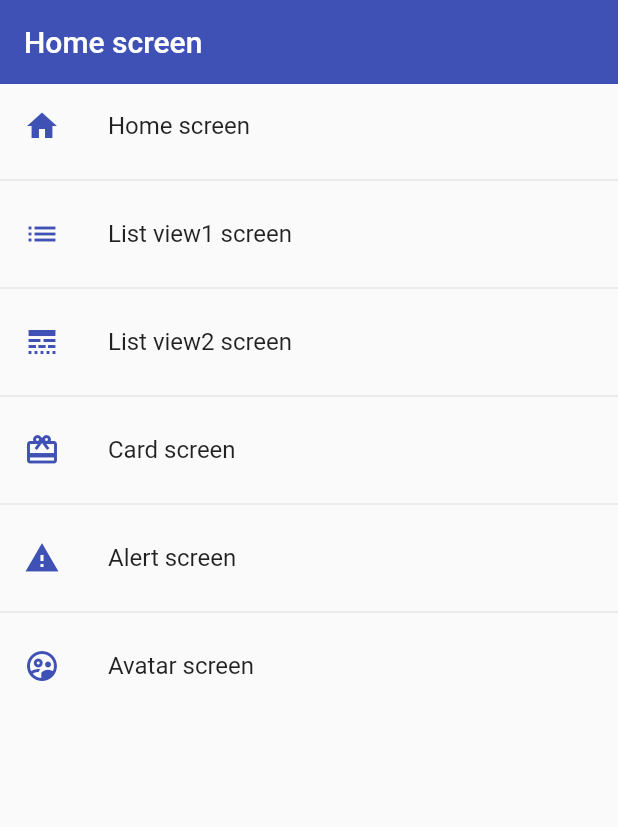
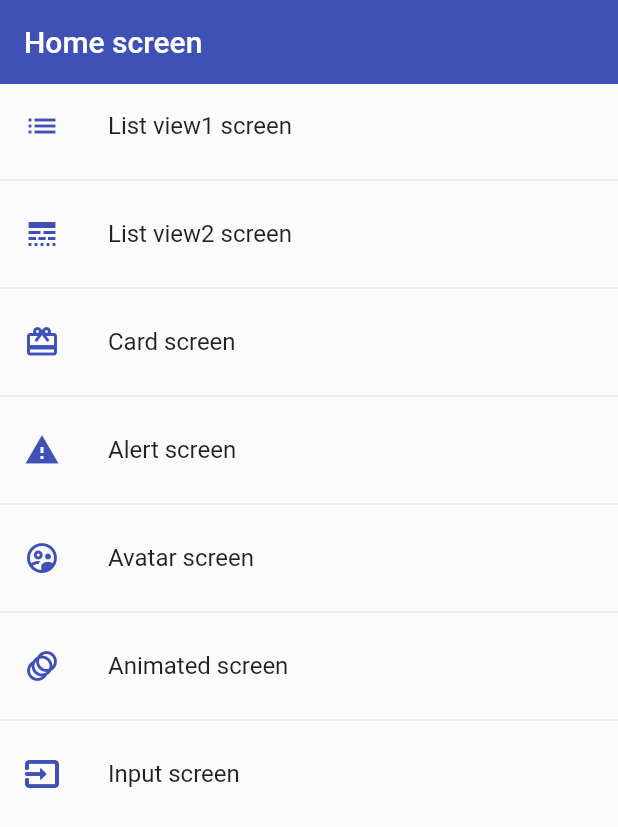
Before and after one commit to amaury-soto/flutter_components_app, a Flutter app: the screen it shows after launch, on a phone screen of 412 x 824 dp. Shown: the top 827 px of the screen. Run offline on Flutter 3.47's test engine with Material 2 defaults, Android fonts, the phone set to English and light mode, and no system bars.

Commit message:
Animated, initial forms

```diff
--- a/lib/router/app_routes.dart
+++ b/lib/router/app_routes.dart
@@ -6,11 +6,11 @@ class AppRoutes {
   static const initialRoute = 'home';
 
   static final menuOptions = <MenuOptions>[
-    MenuOptions(
+   /*  MenuOptions(
         route: 'home',
         name: 'Home screen',
         icon: Icons.home,
-        screen: const HomeScreen()),
+        screen: const HomeScreen()), */
     MenuOptions(
         route: 'listview1',
         icon: Icons.list,
@@ -36,6 +36,16 @@ class AppRoutes {
         name: 'Avatar screen',
         icon: Icons.supervised_user_circle_outlined,
         screen: const AvatarScreen()),
+    MenuOptions(
+        route: 'animated',
+        name: 'Animated screen',
+        icon: Icons.animation,
+        screen: const AnimatedScreen()),
+    MenuOptions(
+        route: 'input',
+        name: 'Input screen',
+        icon: Icons.input_outlined,
+        screen: const InputScreen()),
   ];
 
 /*   static Map<String, Widget Function(BuildContext)> routes = {
@@ -48,6 +58,7 @@ class AppRoutes {
 
   static Map<String, Widget Function(BuildContext)> getAppRoutes() {
     Map<String, Widget Function(BuildContext)> appRoutes = {};
+    appRoutes.addAll({'home': (BuildContext context)=> const HomeScreen()});
 
     for (final option in menuOptions) {
       appRoutes.addAll({option.route: (BuildContext context) => option.screen});
--- a/lib/screens/screens.dart
+++ b/lib/screens/screens.dart
@@ -1,6 +1,8 @@
 export 'package:fl_components/screens/alert_screen.dart';
+export 'package:fl_components/screens/animated_screen.dart';
 export 'package:fl_components/screens/avatar_screen.dart';
 export 'package:fl_components/screens/card_screen.dart';
 export 'package:fl_components/screens/home_screen.dart';
+export 'package:fl_components/screens/input_screen.dart';
 export 'package:fl_components/screens/listview1_screen.dart';
 export 'package:fl_components/screens/listview2_screen.dart';
--- a/lib/theme/app_theme.dart
+++ b/lib/theme/app_theme.dart
@@ -24,5 +24,23 @@ class AppTheme {
             backgroundColor: Colors.indigo,
             shape: const StadiumBorder(),
             elevation: 0),
-      ));
+      ),
+
+      //InputDecotarionTheme
+      inputDecorationTheme: const InputDecorationTheme(
+        floatingLabelStyle: TextStyle(color:primary),
+        enabledBorder: OutlineInputBorder(
+          borderSide: BorderSide(color: primary),
+          borderRadius: BorderRadius.only(bottomLeft:Radius.circular(10), topRight: Radius.circular(10))
+        ),
+        focusedBorder: OutlineInputBorder(
+          borderSide: BorderSide(color: primary),
+          borderRadius: BorderRadius.only(bottomLeft:Radius.circular(10), topRight: Radius.circular(10))
+        ),
+        border: OutlineInputBorder(
+          borderRadius: BorderRadius.only(bottomLeft: Radius.circular(10), topRight: Radius.circular(10))
+        )
+      )
+
+      );
 }
--- a/lib/widgets/widgets.dart
+++ b/lib/widgets/widgets.dart
@@ -1,2 +1,3 @@
 export 'package:fl_components/widgets/custom_card_type1.dart';
 export 'package:fl_components/widgets/custom_card_type2.dart';
+export 'package:fl_components/widgets/custom_input_field.dart';
```
Also changed, not shown: lib/screens/animated_screen.dart (added, +54 -0 lines), lib/screens/input_screen.dart (added, +83 -0 lines), lib/widgets/custom_input_field.dart (added, +55 -0 lines).
